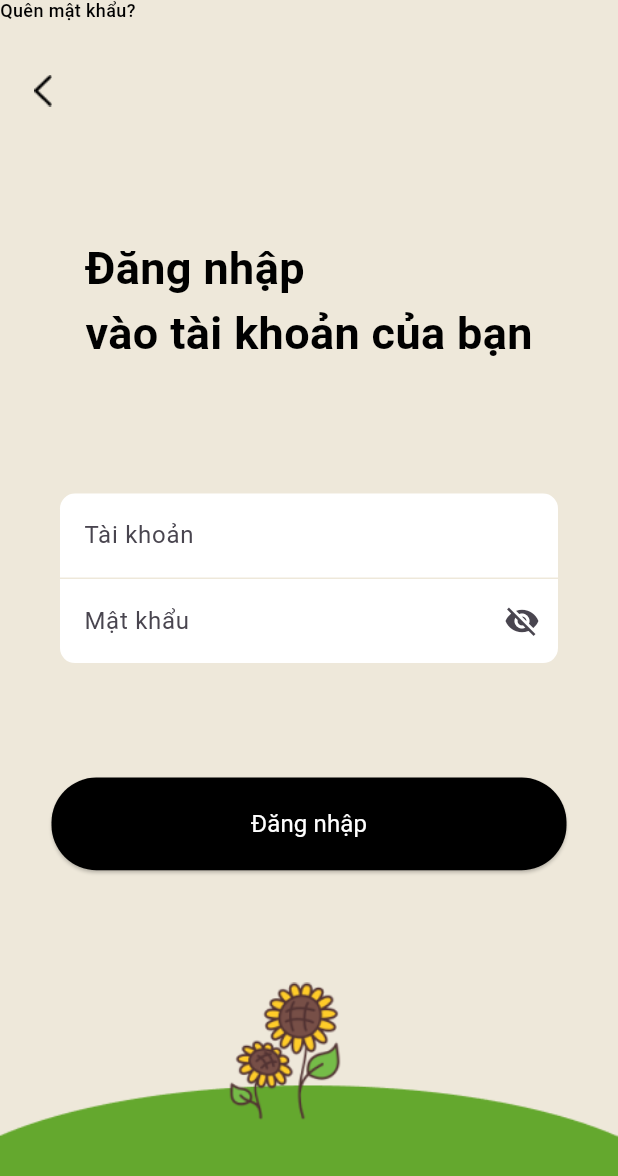
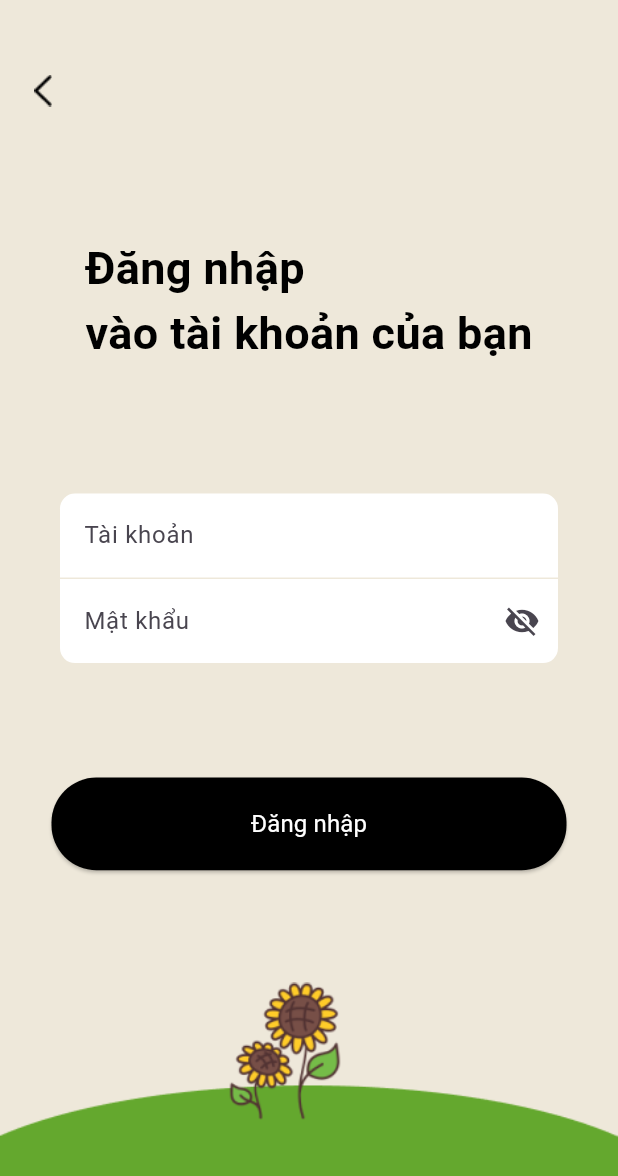
Before and after one commit to QBitGenZ/2fends-mobile, a Flutter app: the screen it shows after launch, after a tap on "Đăng nhập", on a phone screen of 412 x 824 dp. Shown: the top 1176 px of the screen. Run offline on Flutter 3.47's test engine with Material 3 defaults, Android fonts, the phone set to English and light mode, and no system bars; our stand-ins replace google_fonts.

Commit message:
Xong giao diện home

```diff
--- a/lib/main.dart
+++ b/lib/main.dart
@@ -1,4 +1,5 @@
-import 'package:fends_mobile/pages/home/start_screen.dart';
+import 'package:fends_mobile/pages/home/home_page.dart';
+import 'package:fends_mobile/pages/home/start_page.dart';
 import 'package:flutter/material.dart';
 
 
@@ -20,7 +21,7 @@ class MyApp extends StatelessWidget {
           scaffoldBackgroundColor: Colors.white
       ),
       color: Colors.white,
-      home: StartScreen(),
+      home: HomePage(),
       debugShowCheckedModeBanner: false,
     );
   }
--- a/lib/pages/account/login_screen.dart
+++ b/lib/pages/account/login_page.dart
@@ -3,8 +3,10 @@ import 'package:flutter/material.dart';
 import 'package:flutter/widgets.dart';
 import 'package:google_fonts/google_fonts.dart';
 
-import '../home/start_screen.dart';
-import '../verify/accountAuth_screen.dart';
+import '../home/home_page.dart';
+import '../home/intro_page.dart';
+import '../home/start_page.dart';
+import '../verify/accountAuth_page.dart';
 
 /**
  * Class khung nhap password
@@ -59,9 +61,15 @@ class _PasswordContainerState extends State<PasswordContainer> {
   }
 }
 
-class LoginScreen extends StatelessWidget {
+class LoginPage extends StatelessWidget {
   late double screenWidth;
   late double screenHeight;
+  void navigateToStartScreen(BuildContext context) {
+    Navigator.push(
+      context,
+      MaterialPageRoute(builder: (context) => StartPage()),
+    );
+  }
 
   @override
   Widget build(BuildContext context) {
@@ -77,10 +85,7 @@ class LoginScreen extends StatelessWidget {
                 Positioned(
                   child: GestureDetector(
                       onTap: () {
-                        Navigator.push(
-                          context,
-                          MaterialPageRoute(builder: (context) => StartScreen()),
-                        );
+                        navigateToStartScreen(context);
                       },
                       child: Container(
                           margin: EdgeInsets.only(
@@ -100,25 +105,6 @@ class LoginScreen extends StatelessWidget {
                     loginbtnContainer(context)
                   ],
                 ),
-                Positioned(
-                    child: GestureDetector(
-                  onTap: () {
-                    Navigator.push(
-                      context,
-                      MaterialPageRoute(builder: (context) => StartScreen()),
-                    );
-                  },
-                  child: Text(
-                    'Quên mật khẩu?',
-                    style: TextStyle(
-                      color: Colors.black,
-                      fontSize: 12,
-                      fontFamily: 'Roboto',
-                      fontWeight: FontWeight.w500,
-                      height: 0,
-                    ),
-                  ),
-                )),
                 Positioned(
                   left: 0,
                   right: 0,
@@ -191,7 +177,7 @@ class LoginScreen extends StatelessWidget {
       child: ElevatedButton(
         onPressed: () {
           Navigator.of(context).push(
-            MaterialPageRoute(builder: (context) => AccountAuthScreen()),
+            MaterialPageRoute(builder: (context) => IntroPage()),
           );
         },
         child: Text(
--- a/lib/pages/account/signup_screen.dart
+++ b/lib/pages/account/signup_page.dart
@@ -3,8 +3,8 @@ import 'package:flutter/material.dart';
 import 'package:flutter/widgets.dart';
 import 'package:google_fonts/google_fonts.dart';
 
-import '../home/start_screen.dart';
-import '../verify/accountAuth_screen.dart';
+import '../home/start_page.dart';
+import '../verify/accountAuth_page.dart';
 
 
 
@@ -192,7 +192,7 @@ class _RepasswordContainerState extends State<RepasswordContainer> {
   }
 }
 
-class SignupScreen extends StatelessWidget {
+class SignupPage extends StatelessWidget {
   late double screenWidth;
   late double screenHeight;
 
@@ -212,7 +212,7 @@ class SignupScreen extends StatelessWidget {
                       onTap: () {
                         Navigator.push(
                           context,
-                          MaterialPageRoute(builder: (context) => StartScreen()),
+                          MaterialPageRoute(builder: (context) => StartPage()),
                         );
                       },
                       child: Container(
@@ -392,7 +392,7 @@ class SignupScreen extends StatelessWidget {
       child: ElevatedButton(
         onPressed: () {
           Navigator.of(context).push(
-            MaterialPageRoute(builder: (context) => AccountAuthScreen()),
+            MaterialPageRoute(builder: (context) => AccountAuthPage()),
           );
         },
         child: Text(
--- /dev/null
+++ b/lib/pages/home/home_page.dart
@@ -0,0 +1,71 @@
+import 'package:fends_mobile/pages/home/start_page.dart';
+import 'package:flutter/material.dart';
+import 'package:google_fonts/google_fonts.dart';
+
+class HomePage extends StatelessWidget {
+  late double screenHeight;
+  late double screenWidth;
+
+  @override
+  Widget build(BuildContext context) {
+    screenHeight = MediaQuery.of(context).size.height;
+    screenWidth = MediaQuery.of(context).size.width;
+
+    Future.delayed(Duration(seconds: 5), () {
+      Navigator.of(context).pushReplacement(
+        MaterialPageRoute(
+          builder: (_) => StartPage(),
+        ),
+      );
+    });
+
+    return MaterialApp(
+      home: Scaffold(
+        body: Stack(
+          children: [
+            Positioned(
+                child: Container(
+              color: Colors.grey.shade100,
+              width: screenWidth,
+              height: screenHeight,
+              child: Image.asset(
+                'assets/images/Rectangle 66.png',
+                width: screenWidth,
+                height: screenHeight,
+              ),
+            )),
+            Positioned(
+                child: Container(
+              decoration: BoxDecoration(color: Color(0x99A7A7A7)),
+              width: screenWidth * 0.5583333,
+              height: screenHeight,
+            )),
+            Positioned(
+                child: Container(
+              child: Image.asset(
+                  'assets/images/Thiết_kế_chưa_có_tên-removebg-preview.png'),
+            )),
+            Positioned(
+                top: screenHeight * 0.245,
+                child: Container(
+                    margin: EdgeInsets.only(left: 20),
+                    child: SizedBox(
+                      width: 196,
+                      height: 266,
+                      child: Text(
+                        'Nơi bạn tìm được những món đồ \nchất lượng với giá rẻ',
+                        style: GoogleFonts.roboto(
+                          color: Colors.white,
+                          fontSize: 20,
+                          fontWeight: FontWeight.w500,
+                          height: 0,
+                        ),
+                      ),
+                    )))
+          ],
+        ),
+      ),
+      debugShowCheckedModeBanner: false,
+    );
+  }
+}
--- a/lib/pages/home/start_screen.dart
+++ b/lib/pages/home/start_page.dart
@@ -3,10 +3,10 @@ import 'package:flutter/gestures.dart';
 import 'package:flutter/material.dart';
 import 'package:google_fonts/google_fonts.dart';
 
-import '../account/login_screen.dart';
-import '../account/signup_screen.dart';
+import '../account/login_page.dart';
+import '../account/signup_page.dart';
 
-class StartScreen extends StatelessWidget {
+class StartPage extends StatelessWidget {
   late double screenWidth;
   late double screenHeight;
 
@@ -63,7 +63,7 @@ class StartScreen extends StatelessWidget {
             backgroundColor: Colors.white),
         onPressed: () {
           Navigator.of(context).push(
-            MaterialPageRoute(builder: (context) => LoginScreen()),
+            MaterialPageRoute(builder: (context) => LoginPage()),
           );
         },
         child: Text(
@@ -106,7 +106,7 @@ class StartScreen extends StatelessWidget {
                 ..onTap = () {
                   // Chuyển đến trang LoginScreen()
                   Navigator.of(context).push(
-                    MaterialPageRoute(builder: (context) => SignupScreen()),
+                    MaterialPageRoute(builder: (context) => SignupPage()),
                   );
                 },
             ),
--- /dev/null
+++ b/lib/sections/recomment_product_section.dart
@@ -0,0 +1,32 @@
+import 'package:flutter/cupertino.dart';
+import 'package:flutter/material.dart';
+
+class RecommentProductSection extends StatelessWidget{
+  late double screenHeight;
+  late double screenWidth;
+
+  @override
+  Widget build(BuildContext context){
+    screenWidth= MediaQuery.of(context).size.width;
+    screenHeight = MediaQuery.of(context).size.height;
+
+    return MaterialApp(
+      home: Scaffold(
+        body: ListView(
+          children: [
+            Container(
+              child: Column(
+                children: [
+                  Row(
+
+                  )
+                ],
+              ),
+            ),
+          ],
+        ),
+      ),
+      debugShowCheckedModeBanner: false,
+    );
+  }
+}
```
Also changed, not shown: lib/pages/home/intro_page.dart (added, +116 -0 lines), lib/pages/verify/accountAuth_page.dart (renamed from lib/pages/verify/accountAuth_screen.dart, +5 -5 lines), assets/images/Rectangle 2493.png (added), assets/images/Rectangle 2494.png (added), assets/images/Rectangle 66 (1).png (added), assets/images/Rectangle 78.png (added), assets/images/Rectangle 79.png (added), assets/images/Rectangle 80.png (added), assets/images/Thiết_kế_chưa_có_tên-removebg-preview.png (added), assets/images/image 3.png (added), assets/images/logo.png (added), lib/pages/home/home_screen.dart (deleted).
